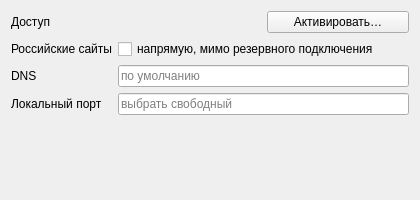
The window that ui/edit/edit_relay.ui (tarik1377/nekoray) describes before a commit, drawn with Qt 5.
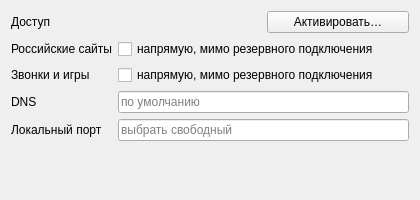
The same window after the commit.

Commit message: feat(relay): галка «Звонки и игры напрямую» в настольном клиенте

```diff
--- a/ui/edit/edit_relay.ui
+++ b/ui/edit/edit_relay.ui
@@ -57,13 +57,30 @@
     </widget>
    </item>
    <item row="2" column="0">
+    <widget class="QLabel" name="udpLabel">
+     <property name="text">
+      <string>Звонки и игры</string>
+     </property>
+    </widget>
+   </item>
+   <item row="2" column="1">
+    <widget class="QCheckBox" name="udp_direct">
+     <property name="text">
+      <string>напрямую, мимо резервного подключения</string>
+     </property>
+     <property name="toolTip">
+      <string>Через резервное подключение звонки и игры не идут — оно переносит данные слишком медленно для разговора. Включите, чтобы они шли в обход него, напрямую. Цена: собеседник увидит ваш настоящий адрес. Если звонки блокируют в вашей сети, это не поможет.</string>
+     </property>
+    </widget>
+   </item>
+   <item row="3" column="0">
     <widget class="QLabel" name="dnsLabel">
      <property name="text">
       <string>DNS</string>
      </property>
     </widget>
    </item>
-   <item row="2" column="1">
+   <item row="3" column="1">
     <widget class="QLineEdit" name="dns_servers">
      <property name="placeholderText">
       <string>по умолчанию</string>
@@ -73,14 +90,14 @@
      </property>
     </widget>
    </item>
-   <item row="3" column="0">
+   <item row="4" column="0">
     <widget class="QLabel" name="portLabel">
      <property name="text">
       <string>Локальный порт</string>
      </property>
     </widget>
    </item>
-   <item row="3" column="1">
+   <item row="4" column="1">
     <widget class="QLineEdit" name="socks_port">
      <property name="placeholderText">
       <string>выбрать свободный</string>
```
The commit also changes 3 other files.
